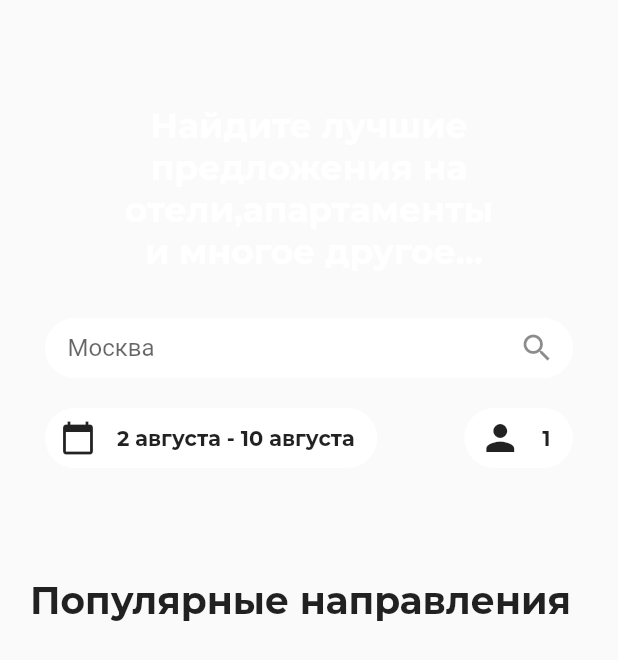
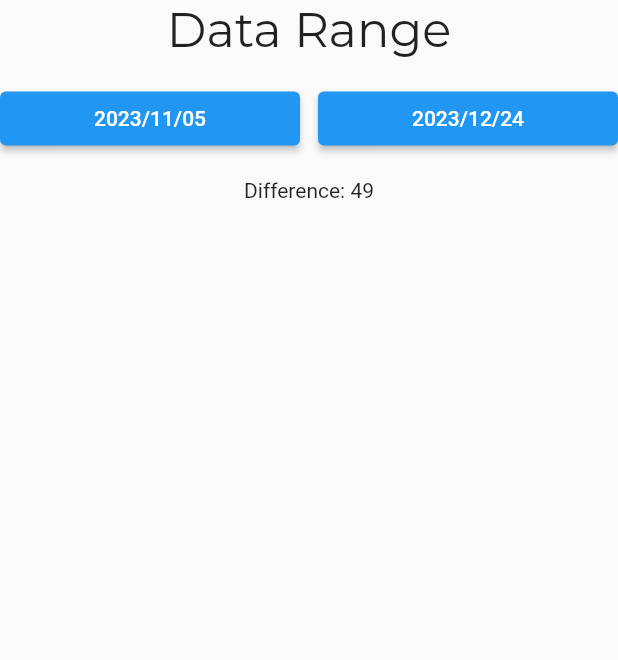
Before and after one commit to ivgl-ops/find_hotels_app, a Flutter app: the screen it shows after launch, on a phone screen of 412 x 824 dp. Shown: the top 660 px of the screen. Run offline on Flutter 3.47's test engine with Material 2 defaults, Android fonts, the phone set to English and light mode, and no system bars; our stand-ins replace cloud_firestore, firebase_core, google_fonts; missing offline and left inert: animate_gradient; accounts and stored records are empty.

Commit message:
Building text Date Picker

```diff
--- a/lib/main.dart
+++ b/lib/main.dart
@@ -1,4 +1,5 @@
 import 'package:find_hotels_app/firebase/get_hotels.dart';
+import 'package:find_hotels_app/view/calendar_view.dart';
 import 'package:find_hotels_app/view/main_view.dart';
 import 'package:find_hotels_app/view/num_person_view.dart';
 import 'package:find_hotels_app/viewModel/num_person_viewmodel.dart';
@@ -17,6 +18,7 @@ void main() async {
 
 class MyApp extends StatelessWidget {
   const MyApp({super.key});
+
   @override
   Widget build(BuildContext context) {
     return MultiProvider(
@@ -33,7 +35,7 @@ class MyApp extends StatelessWidget {
           '/num': (context) => const NumPersonView(),
           '/main': (context) => const MainView()
         },
-        home: const MainView(),
+        home: const CalendarView(),
       ),
     );
   }
--- /dev/null
+++ b/lib/view/calendar_view.dart
@@ -0,0 +1,70 @@
+import 'package:find_hotels_app/widgets/custom_text.dart';
+import 'package:flutter/material.dart';
+import 'package:flutter/src/widgets/container.dart';
+import 'package:flutter/src/widgets/framework.dart';
+import 'package:intl/intl.dart';
+
+class CalendarView extends StatefulWidget {
+  const CalendarView({super.key});
+
+  @override
+  State<CalendarView> createState() => _CalendarViewState();
+}
+
+class _CalendarViewState extends State<CalendarView> {
+  DateTimeRange dateRange =
+      DateTimeRange(start: DateTime(2023, 11, 5), end: DateTime(2023, 12, 24));
+  @override
+  Widget build(BuildContext context) {
+    final start = dateRange.start;
+    final end = dateRange.end;
+    final difference = dateRange.duration;
+
+    return Scaffold(
+      body: Column(
+        children: [
+          const CustomText(
+            text: 'Data Range',
+            size: 32,
+          ),
+          const SizedBox(
+            height: 16,
+          ),
+          Row(
+            children: [
+              Expanded(
+                child: ElevatedButton(
+                  onPressed: pickDateRange,
+                  child: Text(DateFormat('yyyy/MM/dd').format(start)),
+                ),
+              ),
+              const SizedBox(
+                width: 12,
+              ),
+              Expanded(
+                child: ElevatedButton(
+                  onPressed: pickDateRange,
+                  child: Text(DateFormat('yyyy/MM/dd').format(end)),
+                ),
+              ),
+            ],
+          ),
+          const SizedBox(
+            height: 16,
+          ),
+          Text('Difference: ${difference.inDays}')
+        ],
+      ),
+    );
+  }
+
+  Future pickDateRange() async {
+    DateTimeRange? newDateRange = await showDateRangePicker(
+        context: context,
+        initialDateRange: dateRange,
+        firstDate: DateTime(1900),
+        lastDate: DateTime(2100));
+    if (newDateRange == null) return;
+    setState(() => dateRange = newDateRange);
+  }
+}
--- a/lib/view/main_view.dart
+++ b/lib/view/main_view.dart
@@ -156,12 +156,12 @@ class _MainViewState extends State<MainView> {
               builder:
                   (BuildContext context, AsyncSnapshot<QuerySnapshot> snapshot) {
                 if (!snapshot.hasData) {
-                  print(snapshot.hasData);
+
                   return const Center(
                     child: CircularProgressIndicator(),
                   );
                 } else {
-                  print(snapshot.hasData);
+
                   return ListView.builder(
                     scrollDirection: Axis.vertical,
                     shrinkWrap: true,
--- a/lib/view/num_person_view.dart
+++ b/lib/view/num_person_view.dart
@@ -2,8 +2,7 @@ import 'package:animate_gradient/animate_gradient.dart';
 import 'package:find_hotels_app/viewModel/num_person_viewmodel.dart';
 import 'package:find_hotels_app/widgets/custom_text.dart';
 import 'package:flutter/material.dart';
-import 'package:flutter/src/widgets/container.dart';
-import 'package:flutter/src/widgets/framework.dart';
+
 import 'package:provider/provider.dart';
 
 class NumPersonView extends StatefulWidget {
--- a/lib/widgets/custom_text.dart
+++ b/lib/widgets/custom_text.dart
@@ -11,11 +11,11 @@ class CustomText extends StatelessWidget {
       this.color,
       this.underline});
 
+  final TextAlign? align;
+  final Color? color;
   final FontWeight? fontWeight;
   final double? size;
   final String text;
-  final TextAlign? align;
-  final Color? color;
   final TextDecoration? underline;
 
   @override
--- a/pubspec.yaml
+++ b/pubspec.yaml
@@ -20,6 +20,7 @@ dependencies:
   google_fonts: ^4.0.0
   firebase_core: ^2.4.1
   cloud_firestore: ^4.3.1
+  intl: ^0.17.0
   animate_gradient: ^0.0.2
   unicons: ^2.1.0
 
```
Also changed, not shown: pubspec.lock.
